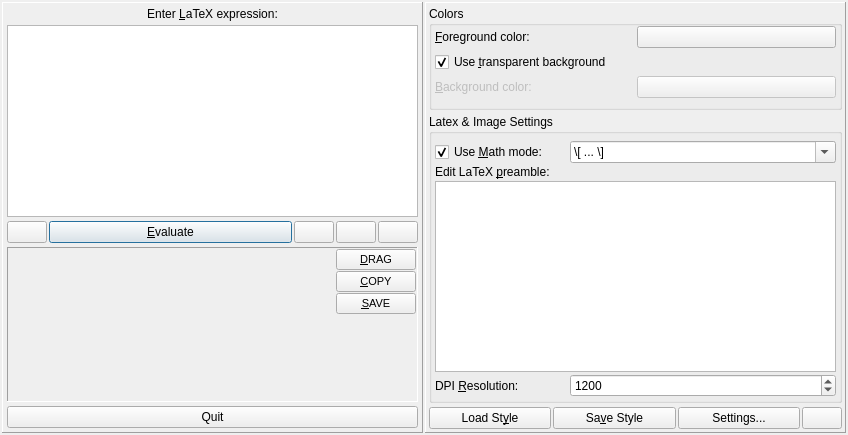
The window that src/klfmainwinui.ui (CryFeiFei/klatexformula) describes before a commit, drawn with Qt 5.
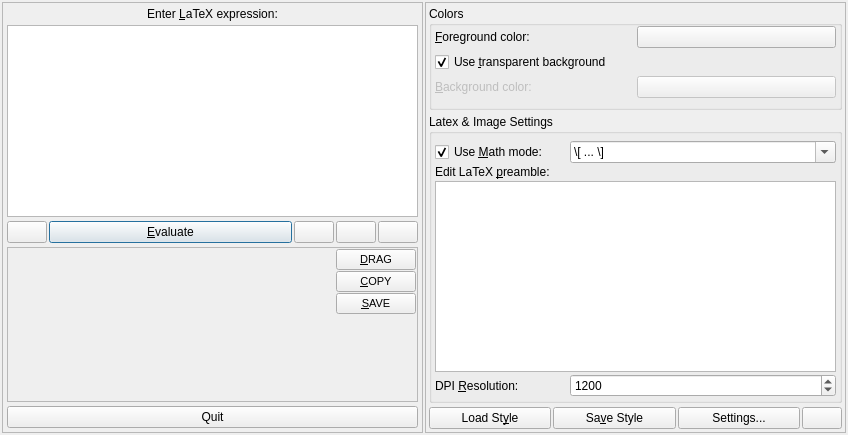
The same window after the commit. Icons and pictures are not drawn. Custom widgets are drawn as their Qt base class.

Patch:
```diff
--- a/src/klfmainwinui.ui
+++ b/src/klfmainwinui.ui
@@ -34,7 +34,7 @@
       </sizepolicy>
      </property>
      <property name="frameShape" >
-      <enum>QFrame::Panel</enum>
+      <enum>QFrame::StyledPanel</enum>
      </property>
      <property name="frameShadow" >
       <enum>QFrame::Raised</enum>
@@ -233,7 +233,7 @@
       <item>
        <widget class="QFrame" name="frmOutput" >
         <property name="frameShape" >
-         <enum>QFrame::Panel</enum>
+         <enum>QFrame::StyledPanel</enum>
         </property>
         <property name="frameShadow" >
          <enum>QFrame::Sunken</enum>
@@ -381,7 +381,7 @@
       </sizepolicy>
      </property>
      <property name="frameShape" >
-      <enum>QFrame::Panel</enum>
+      <enum>QFrame::StyledPanel</enum>
      </property>
      <property name="frameShadow" >
       <enum>QFrame::Raised</enum>
```
Left out of the diff: 4 changed lines with no effect on the pictures.
